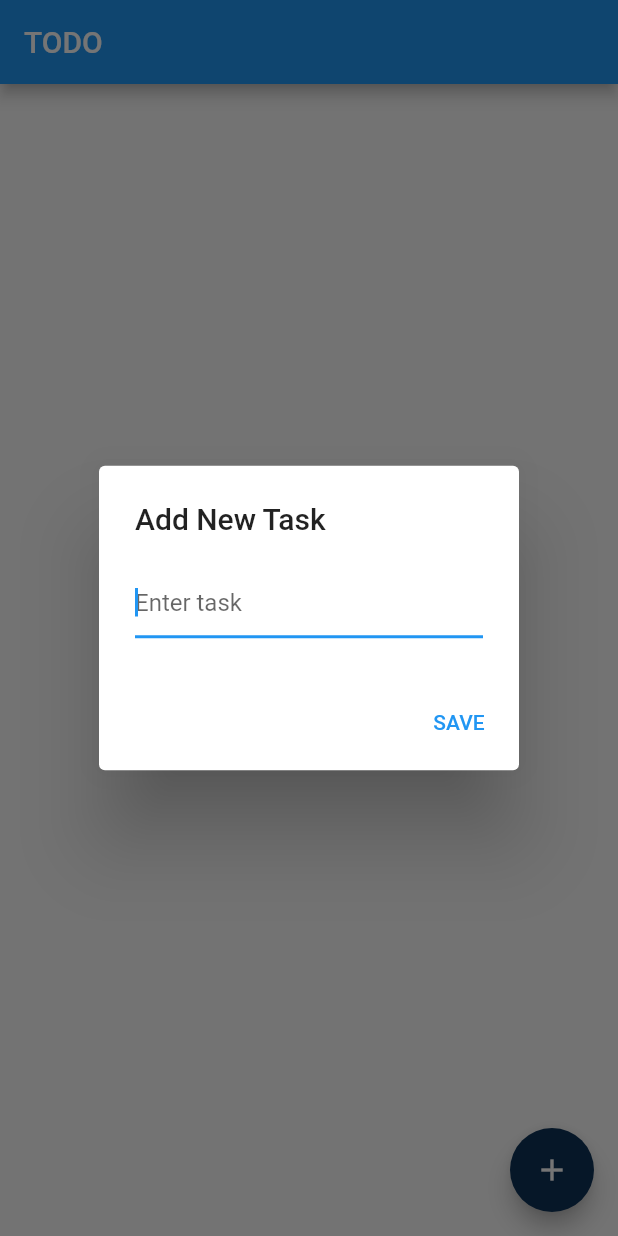
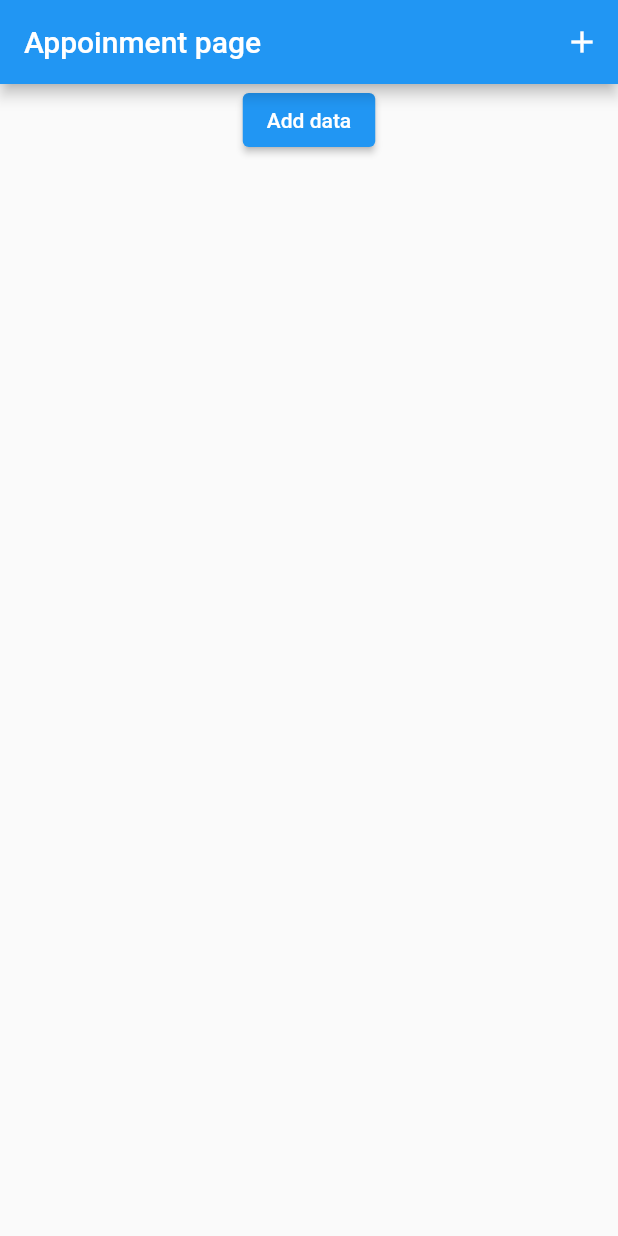
Before and after one commit to moksh-aeologic/hives_demo_todo_app, a Flutter app: the screen it shows after launch, after a tap on the "add" icon, on a phone screen of 412 x 824 dp. Run offline on Flutter 3.47's test engine with Material 2 defaults, Android fonts, the phone set to English and light mode, and no system bars; our stand-ins replace hive_flutter; accounts and stored records are empty.

Commit message:
appoinment filtration added

```diff
--- /dev/null
+++ b/lib/adapters/appoinments.dart
@@ -0,0 +1,27 @@
+import 'package:hive_flutter/hive_flutter.dart';
+
+
+part 'appoinments.g.dart';
+
+@HiveType(typeId: 1)
+class Appoinment{
+  @HiveField(0)
+  final String id;
+
+  @HiveField(1)
+  final String title;
+
+  @HiveField(2)
+  final String description;
+
+  @HiveField(3)
+  final DateTime date;
+
+  @HiveField(4)
+  final DateTime creationDate;
+
+  @HiveField(5)
+  final int repeat;
+
+  Appoinment(this.id, this.title, this.creationDate, this.date, this.description, this.repeat);
+}
--- a/lib/task.dart
+++ b/lib/adapters/task.dart
@@ -1,8 +1,9 @@
-import 'package:hive/hive.dart';
+import 'package:hive_flutter/hive_flutter.dart';
+
 
 part 'task.g.dart';
 
-@HiveType(typeId: 1)
+@HiveType(typeId: 3)
 class Task {
   @HiveField(0)
   final String title;
--- /dev/null
+++ b/lib/adapters/todo.dart
@@ -0,0 +1,18 @@
+import 'package:hive_flutter/hive_flutter.dart';
+
+
+part 'todo.g.dart';
+
+@HiveType(typeId: 4)
+class Todo {
+  @HiveField(0)
+  final String id;
+
+  @HiveField(1)
+  final String title;
+
+  @HiveField(2)
+  final bool completed;
+
+  Todo(this.id, this.title, this.completed);
+}
--- a/lib/main.dart
+++ b/lib/main.dart
@@ -1,143 +1,17 @@
 import 'package:flutter/material.dart';
-import 'package:flutter/services.dart';
-import 'package:hive_flutter/hive_flutter.dart';
 import 'package:hives_demo_todo_app/services/hive_services.dart';
-import '../task.dart';
+import 'adapters/task.dart';
+import 'pages/appoinment_page.dart';
 
 void main() async {
-  await hiveServices.hiveInitialization();
-  hiveServices.registerAdapter(TaskAdapter());
-  await hiveServices.openHiveBox<Task>('todo_box');
+  await DatabaseClient.provider.initialize();
+  await DatabaseClient.provider.appoinmentBox;
   runApp(
     MaterialApp(
-      title: 'Todo App',
+      title: 'Appoinment App',
       debugShowCheckedModeBanner: false,
       theme: ThemeData(primaryColor: const Color(0xff0D3257)),
-      home: MyApp(),
+      home: const AppoinmentPage(),
     ),
   );
 }
-
-class MyApp extends StatefulWidget {
-  @override
-  _MyAppState createState() => _MyAppState();
-}
-
-class _MyAppState extends State<MyApp> {
- late Box<Task> tasksBox;
-  final TextEditingController _textEditingController = TextEditingController();
-
-  @override
-  void initState() {
-    super.initState();
-    tasksBox = Hive.box('todo_box');
-  }
-
-  void onAddTask() {
-    if (_textEditingController.text.isNotEmpty) {
-      final newTask = Task(_textEditingController.text, false);
-      hiveServices.addData(tasksBox, newTask);
-      // tasksBox?.add(newTask);
-      Navigator.pop(context);
-      _textEditingController.clear();
-      return;
-    }
-  }
-
-  void onUpdateTask(int index, Task task) {
-    hiveServices.editData(tasksBox, index, Task(task.title, !task.completed));
-    return;
-    // tasksBox?.putAt(index, Task(task.title, !task.completed));
-  }
-
-  void onDeleteTask(int index)async {
-   await hiveServices.deleteData(tasksBox, index);
-    return;
-  }
-
-  @override
-  Widget build(BuildContext context) {
-    return Scaffold(
-      appBar: AppBar(
-        title: const Text('TODO'),
-        systemOverlayStyle: SystemUiOverlayStyle.light,
-      ),
-      body: ValueListenableBuilder(
-        valueListenable: tasksBox.listenable(),
-        builder: (context, value, child) {
-          if (tasksBox.length > 0) {
-            return ListView.separated(
-              itemBuilder: (context, index) {
-                final task = tasksBox.get(index);
-
-                return ListTile(
-                  title: Text(task!.title),
-                  leading: Checkbox(
-                      activeColor: const Color(0x800d3257),
-                      value: task.completed,
-                      onChanged: (bool? value) => onUpdateTask(index, task)),
-                  trailing: IconButton(
-                    icon: const Icon(Icons.delete),
-                    onPressed: () => onDeleteTask(index),
-                  ),
-                );
-              },
-              itemCount: tasksBox.length,
-              separatorBuilder: (context, index) => const Divider(),
-            );
-          } else {
-            return EmptyList();
-          }
-        },
-      ),
-      floatingActionButton: FloatingActionButton(
-        backgroundColor: const Color(0xff0D3257),
-        child: const Icon(Icons.add),
-        onPressed: () => showDialog(
-          context: context,
-          builder: (context) {
-            return AlertDialog(
-              title: const Text('Add New Task'),
-              content: TextField(
-                controller: _textEditingController,
-                decoration: const InputDecoration(hintText: "Enter task"),
-                autofocus: true,
-              ),
-              actions: [
-                TextButton(
-                    onPressed: () => onAddTask(), child: const Text('SAVE'))
-              ],
-            );
-          },
-        ),
-      ),
-    );
-  }
-}
-
-class EmptyList extends StatelessWidget {
-  @override
-  Widget build(BuildContext context) {
-    return Center(
-      child: Column(
-        crossAxisAlignment: CrossAxisAlignment.center,
-        mainAxisAlignment: MainAxisAlignment.center,
-        children: [
-          Container(
-            child: const Icon(
-              Icons.inbox_outlined,
-              size: 30.0,
-            ),
-          ),
-          Container(
-            padding: const EdgeInsets.only(top: 4.0),
-            child: const Text(
-              "Don't have any tasks",
-              style: TextStyle(fontSize: 16.0),
-            ),
-          )
-        ],
-      ),
-    );
-  }
-}
--- /dev/null
+++ b/lib/pages/appoinment_page.dart
@@ -0,0 +1,62 @@
+import 'package:flutter/material.dart';
+import 'package:hives_demo_todo_app/adapters/appoinments.dart';
+
+import '../services/hive_services.dart';
+
+class AppoinmentPage extends StatefulWidget {
+  const AppoinmentPage({super.key});
+
+  @override
+  State<AppoinmentPage> createState() => _AppoinmentPageState();
+}
+
+class _AppoinmentPageState extends State<AppoinmentPage> {
+  @override
+  Widget build(BuildContext context) {
+    return Scaffold(
+      appBar: AppBar(
+        title: const Text(
+          "Appoinment page",
+        ),
+        actions: [IconButton(onPressed: () {}, icon: const Icon(Icons.add))],
+      ),
+      body: Column(
+        mainAxisAlignment: MainAxisAlignment.center,
+        crossAxisAlignment: CrossAxisAlignment.center,
+        children: [
+          ElevatedButton(
+            onPressed: () async {
+              // final getYesterday =
+              //     DateTime.now().subtract(const Duration(days: 1));
+              Appoinment appoinment = Appoinment("3", "This is 3rd title",
+                  DateTime.now(), DateTime.now(), "This is 3rd description", 4);
+              await DatabaseClient.provider.addAppoinment(appoinment);
+              print("Appoinment added");
+            },
+            child: const Text("Add data"),
+          ),
+          Expanded(
+            child: FutureBuilder(
+              future:
+                  DatabaseClient.provider.getAppoinmentsByDate(DateTime.now()),
+              builder: (BuildContext context, AsyncSnapshot snapshot) {
+                if (!snapshot.hasData) {
+                  return const Center(child: CircularProgressIndicator());
+                }
+                return ListView.builder(
+                  itemCount: snapshot.data.length,
+                  itemBuilder: (BuildContext context, int index) {
+                    Appoinment appoinment = snapshot.data[index];
+                    return ListTile(
+                      title: Text(appoinment.title),
+                    );
+                  },
+                );
+              },
+            ),
+          ),
+        ],
+      ),
+    );
+  }
+}
--- a/lib/services/hive_services.dart
+++ b/lib/services/hive_services.dart
@@ -1,38 +1,156 @@
 import 'package:hive_flutter/hive_flutter.dart';
+import 'package:hive_flutter/adapters.dart';
+import 'package:hives_demo_todo_app/adapters/appoinments.dart';
+import 'package:intl/intl.dart';
 
-class HiveServices {
-  hiveInitialization() async {
+import '../adapters/phone.dart';
+import '../adapters/task.dart';
+import '../adapters/todo.dart';
+
+
+
+class DatabaseClient {
+	static const String _phoneBoxName = 'phone';
+	static const String _taskBoxName = 'tasks';
+	static const String _todoBoxName = 'todo';
+  static const String _credsBoxName = 'creds';
+  static const String _appoinmentBoxName = 'appoinment';
+
+  DatabaseClient._();
+  static final DatabaseClient provider = DatabaseClient._();
+
+
+
+
+  Future<void> initialize() async {
 		await Hive.initFlutter();
+		Hive.registerAdapter(TaskAdapter());
+		Hive.registerAdapter(PhoneAdapter());
+		Hive.registerAdapter(TodoAdapter());
+		Hive.registerAdapter(AppoinmentAdapter());
 	}
 
-  void registerAdapter<T>(TypeAdapter<T> adapter) {
-    return Hive.registerAdapter(adapter);
+	Future<Box<String>> get credsBox async => Hive.isBoxOpen(_credsBoxName) ?
+		Hive.box<String>(_credsBoxName) :
+		await Hive.openBox<String>(_credsBoxName);
+
+	Future<Box<Task>> get taskBox async => Hive.isBoxOpen(_taskBoxName) ?
+		Hive.box<Task>(_taskBoxName) :
+		await Hive.openBox<Task>(_taskBoxName);
+
+	Future<Box<Todo>> get todoBox async => Hive.isBoxOpen(_todoBoxName) ?
+		Hive.box<Todo>(_todoBoxName) :
+		await Hive.openBox<Todo>(_todoBoxName);
+
+	Future<Box<PhoneAdapter>> get phoneBox async => Hive.isBoxOpen(_phoneBoxName) ?
+		Hive.box<PhoneAdapter>(_phoneBoxName) :
+		await Hive.openBox<PhoneAdapter>(_phoneBoxName);
+
+  	Future<Box<Appoinment>> get appoinmentBox async => Hive.isBoxOpen(_appoinmentBoxName) ?
+		Hive.box<Appoinment>(_appoinmentBoxName) :
+		await Hive.openBox<Appoinment>(_appoinmentBoxName);
+
+  	Future<Map<String, String>?> getUsernameAndPass() async {
+		Box<String> box = await credsBox;
+
+		String? username = box.get('username');
+		String? pass = box.get('password');
+
+		return username != null && pass != null ? {
+			'username': username,
+			'password': pass
+		} : null;
 	}
 
-  Future<Box<E>> openHiveBox<E>(String boxName) async {
-    return await Hive.openBox(boxName);
+	Future<void> storeUsernameAndPass(String username, String password) async {
+		Box<String> box = await credsBox;
+
+		await box.put('username', username);
+		await box.put('password', password);
 	}
 
-  Future<int> addData(Box? boxName, dynamic value) async {
-    return await boxName!.add(value);
+	Future<void> addAllTask(List<Task> patients) async {
+		Box<Task>? box = await taskBox;
+		await box.addAll(patients);
 	}
 
-  editData(Box? boxName, int index, dynamic value) async {
-    return await boxName?.putAt(index, value);
+	Future<List<Task>> getTasks() async {
+		Box<Task> box = await taskBox;
+		return box.values.toList();
 	}
 
-  deleteData(Box? boxName,int index) async {
-    return await boxName?.deleteAt(index);
+	Future<void> clearTasks() async {
+		Box<Task> box = await taskBox;
+		await box.clear();
 	}
 
-  closeBox(Box? boxName,int index) async {
-    return await boxName?.close();
+	Future<void> addTodo(Todo todo) async {
+		Box<Todo> box = await todoBox;
+		await box.put(todo.id, todo);
 	}
 
-  getData(Box? boxName,dynamic key) async {
-    return await boxName?.get(key);
+	Future<void> updateTodo(Todo todo) async {
+		Box<Todo> box = await todoBox;
+		await box.put(todo.id, todo);
 	}
 
+	Future<void> deleteTodo(Todo todo) async {
+		Box<Todo> box = await todoBox;
+		await box.delete(todo.id);
 	}
 
-HiveServices hiveServices = HiveServices();
+	Future<List<Todo>> getAllTodos() async {
+		Box<Todo> box = await todoBox;
+		return box.values.toList();
+	}
+
+	Future<Todo?> getTodoById(String id) async {
+		Box<Todo> box = await todoBox;
+		return box.get(id);
+	}
+
+	Future<void> addAllAppoinment(List<Appoinment> appoinment) async {
+		Box<Appoinment>? box = await appoinmentBox;
+		await box.addAll(appoinment);
+	}
+
+	Future<void> addAppoinment(Appoinment appoinment) async {
+    try {
+  		Box<Appoinment> box = await appoinmentBox;
+		  await box.put(appoinment.id, appoinment);
+    } catch (e) {
+      print("error is $e");
+    }
+	}
+
+	Future<void> updateAppoinment(Appoinment appoinment) async {
+		Box<Appoinment> box = await appoinmentBox;
+		await box.put(appoinment.id, appoinment);
+	}
+
+	Future<void> deleteAppoinment(Appoinment appoinment) async {
+		Box<Appoinment> box = await appoinmentBox;
+		await box.delete(appoinment.id);
+	}
+
+	Future<List<Appoinment>> getAllAppoinment() async {
+		Box<Appoinment> box = await appoinmentBox;
+		return box.values.toList();
+	}
+
+  Future<List<Appoinment>> getAppoinmentsByDate(DateTime date) async {
+		Box<Appoinment> box = await appoinmentBox;
+		var list =  box.values.toList();
+    List<Appoinment> appoinmentList = [];
+    String formatTodaysDate = DateFormat('yyyy-MM-dd').format(date);
+
+    for (var element in list) {
+      String formattedDate = DateFormat('yyyy-MM-dd').format(element.date);
+
+      if (formattedDate==formatTodaysDate) {
+        appoinmentList.add(element);
+      }
+    }
+    return appoinmentList;
+	}
+}
--- a/pubspec.yaml
+++ b/pubspec.yaml
@@ -33,6 +33,7 @@ dependencies:
   flutter:
     sdk: flutter
   hive_flutter: ^1.1.0
+  intl: ^0.17.0
 
 dev_dependencies:
   build_runner: ^2.3.2
```
Also changed, not shown: lib/adapters/phone.dart (added, +12 -0 lines), lib/adapters/appoinments.g.dart, lib/adapters/phone.g.dart (added), lib/adapters/task.g.dart (added), lib/adapters/todo.g.dart (added), pubspec.lock. Lines whose indentation alone changed are shown as unchanged.
